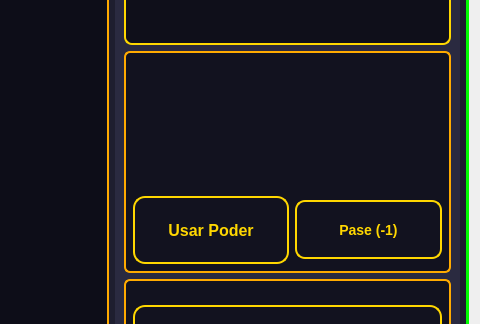
Before: the Qt Designer form viewplay.ui in EDK367/BoxBuilder_TC, drawn with Qt 5; both pictures show x 686 to 1166 and y 271 to 595 of the 1166 by 800 pixel window.
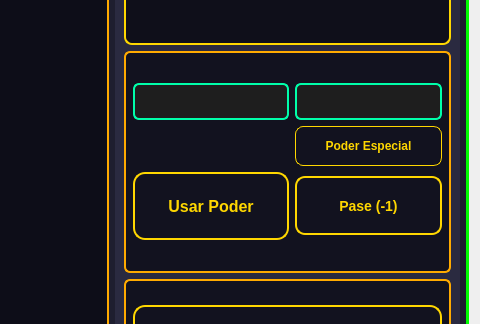
After: the same form once the commit is applied.

Commit message: Victory: se agrego el poder EX adaptado, clase S lista

```diff
--- a/viewplay.ui
+++ b/viewplay.ui
@@ -6,7 +6,7 @@
    <rect>
     <x>0</x>
     <y>0</y>
-    <width>1160</width>
+    <width>1162</width>
     <height>800</height>
    </rect>
   </property>
@@ -418,7 +418,18 @@
            <layout class="QGridLayout" name="gridLayout_4">
             <item row="0" column="0">
              <layout class="QGridLayout" name="containerPowerW">
-              <item row="1" column="2">
+              <item row="2" column="1">
+               <widget class="QWidget" name="powersW_2" native="true">
+                <property name="styleSheet">
+                 <string notr="true">QWidget#moreOption {
+    background-color: #12121f;
+    border: 2px solid #ffaa00;
+    border-radius: 6px;
+}</string>
+                </property>
+               </widget>
+              </item>
+              <item row="3" column="2">
                <widget class="QPushButton" name="pasePowerB">
                 <property name="sizePolicy">
                  <sizepolicy hsizetype="Preferred" vsizetype="Fixed">
@@ -473,7 +484,7 @@
                 </property>
                </widget>
               </item>
-              <item row="1" column="1">
+              <item row="3" column="1">
                <widget class="QPushButton" name="usePowerB">
                 <property name="minimumSize">
                  <size>
@@ -523,13 +534,75 @@
                </widget>
               </item>
               <item row="0" column="1">
-               <widget class="QWidget" name="powersW_2" native="true">
+               <widget class="QLineEdit" name="xEdit">
                 <property name="styleSheet">
-                 <string notr="true">QWidget#moreOption {
-    background-color: #12121f;
-    border: 2px solid #ffaa00;
+                 <string notr="true">QLineEdit {
+    background-color: #1E1E1E;
+    color: #00FFAA;
+    border: 2px solid #00FFAA;
     border-radius: 6px;
-}</string>
+    padding: 6px;
+    font-size: 16px;
+}
+</string>
+                </property>
+               </widget>
+              </item>
+              <item row="0" column="2">
+               <widget class="QLineEdit" name="yEdit">
+                <property name="styleSheet">
+                 <string notr="true">QLineEdit {
+    background-color: #1E1E1E;
+    color: #00FFAA;
+    border: 2px solid #00FFAA;
+    border-radius: 6px;
+    padding: 6px;
+    font-size: 16px;
+}
+</string>
+                </property>
+               </widget>
+              </item>
+              <item row="2" column="2">
+               <widget class="QPushButton" name="specialButton">
+                <property name="styleSheet">
+                 <string notr="true"> QPushButton {
+                background-color: qlineargradient(spread:pad, x1:0, y1:0, x2:0, y2:1, 
+                                                  stop:0 #1a1a2e, stop:0.5 #16213e, stop:1 #0f3460);
+                color: #FFD700;
+                font-size: 12px; 
+                font-weight: bold;
+                font-family: 'Segoe UI', sans-serif;
+                border-radius:8px;
+                padding: 4px 8px; 
+                border: 1px solid #FFD700; 
+                min-width: 70px;  
+                min-height: 30px;  
+            }
+
+            QPushButton:hover {
+                background-color: qlineargradient(spread:pad, x1:0, y1:0, x2:0, y2:1, 
+                                                  stop:0 #2a2a4e, stop:0.5 #1e3a5f, stop:1 #134074);
+                color: #fffacd;
+                border: 1px solid #fffacd;  
+            }
+
+            QPushButton:pressed {
+                background-color: qlineargradient(spread:pad, x1:0, y1:0, x2:0, y2:1, 
+                                                  stop:0 #FFD700, stop:1 #ffcc00);
+                color: #0f3460;
+                border: 1px solid #0f3460;  
+                padding: 5px 7px 3px 9px; 
+            }
+
+            QPushButton:disabled {
+                background-color: #2c3e50;
+                color: #7f8c8d;
+                border: 1px solid #7f8c8d;  
+            }</string>
+                </property>
+                <property name="text">
+                 <string>Poder Especial</string>
                 </property>
                </widget>
               </item>
```
The commit also changes 11 other files.
